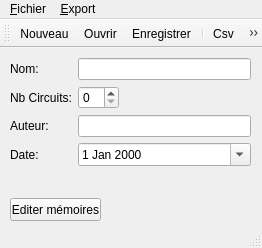
This is lightapp/ui/QDesigner/MainWindow.ui in raphigaziano/lightapp as Qt 5 draws it before an edit. The edited form follows.
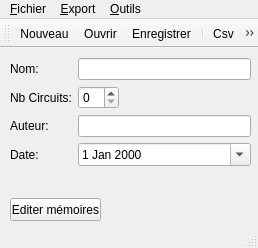
This is the edited form. Icons and pictures are not drawn.

The edit to the form file:
```diff
--- a/lightapp/ui/QDesigner/MainWindow.ui
+++ b/lightapp/ui/QDesigner/MainWindow.ui
@@ -9,7 +9,7 @@
    <rect>
     <x>0</x>
     <y>0</y>
-    <width>262</width>
+    <width>258</width>
     <height>248</height>
    </rect>
   </property>
@@ -121,7 +121,7 @@
     <rect>
      <x>0</x>
      <y>0</y>
-     <width>262</width>
+     <width>258</width>
      <height>21</height>
     </rect>
    </property>
@@ -144,8 +144,15 @@
     <addaction name="action_html"/>
     <addaction name="separator"/>
    </widget>
+   <widget class="QMenu" name="menu_Outils">
+    <property name="title">
+     <string>&amp;Outils</string>
+    </property>
+    <addaction name="action_console"/>
+   </widget>
    <addaction name="menuTest"/>
    <addaction name="menu_Export"/>
+   <addaction name="menu_Outils"/>
   </widget>
   <widget class="QStatusBar" name="statusbar"/>
   <widget class="QToolBar" name="toolBar">
@@ -165,6 +172,8 @@
    <addaction name="action_csv"/>
    <addaction name="action_pdf"/>
    <addaction name="action_html"/>
+   <addaction name="separator"/>
+   <addaction name="action_print"/>
   </widget>
   <action name="action_open">
    <property name="icon">
@@ -241,6 +250,20 @@
     <string>&amp;Html...</string>
    </property>
   </action>
+  <action name="action_console">
+   <property name="icon">
+    <iconset resource="ressources.qrc">
+     <normaloff>:/icons/img/terminal.png</normaloff>:/icons/img/terminal.png</iconset>
+   </property>
+   <property name="text">
+    <string>&amp;Console...</string>
+   </property>
+  </action>
+  <action name="action_print">
+   <property name="text">
+    <string>Print...</string>
+   </property>
+  </action>
  </widget>
  <tabstops>
   <tabstop>txtBox_show_title</tabstop>
```
